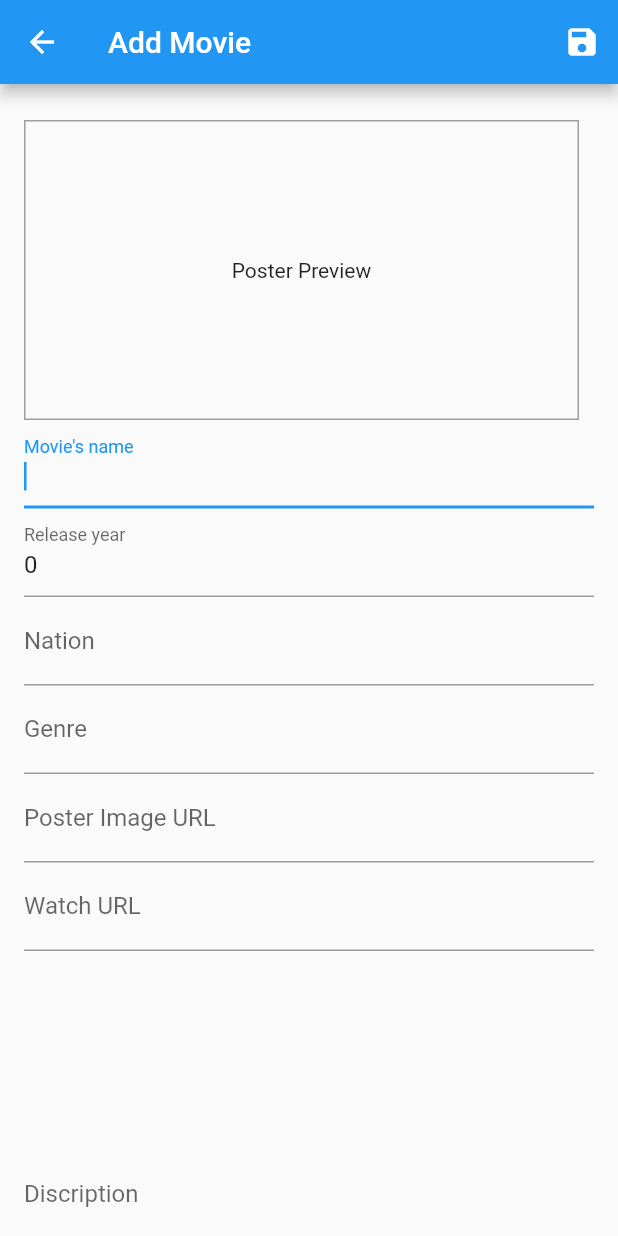
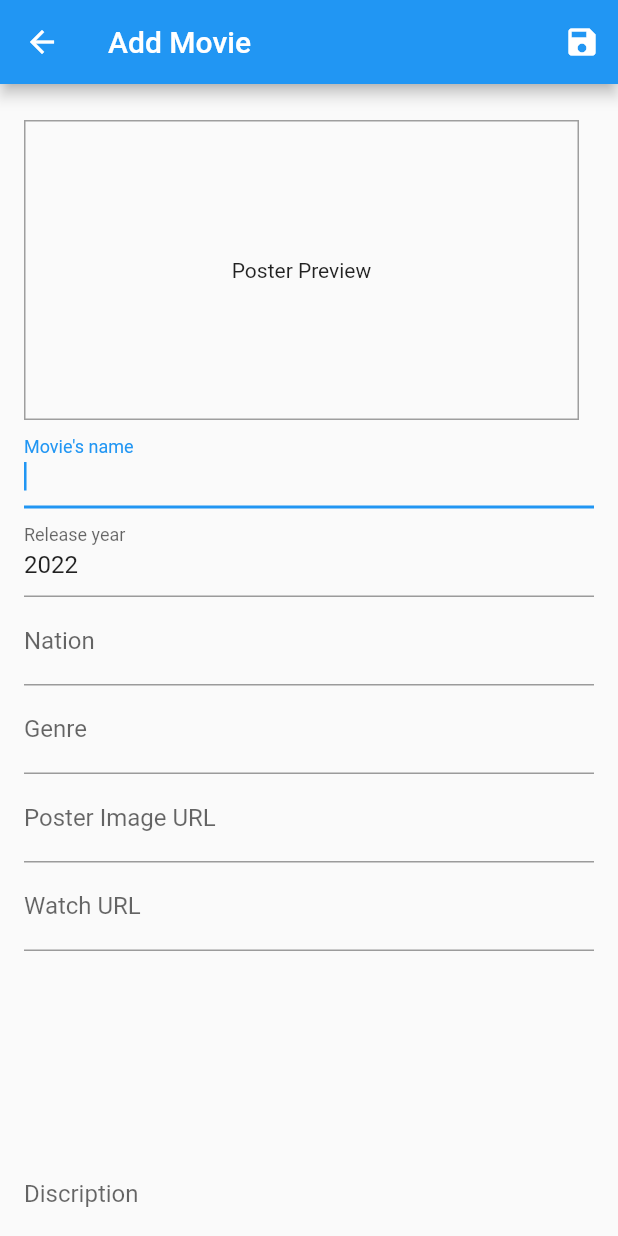
Before and after one commit to nttrung-vn/MovieSpaceApp, a Flutter app: the EditMovieScreen screen opened by its route, on a phone screen of 412 x 824 dp. Run offline on Flutter 3.47's test engine with Material 2 defaults, Android fonts, the phone set to English and light mode, and no system bars; network calls fail.

Commit message:
Chinh sua default date in Add Movie

```diff
--- a/lib/ui/movies/edit_movie_screen.dart
+++ b/lib/ui/movies/edit_movie_screen.dart
@@ -20,7 +20,7 @@ class EditMovieScreen extends StatefulWidget {
         genre: '',
         posterUrl: '',
         watchUrl: '',
-        year: 0,
+        year: DateTime.now().year.toInt(),
       );
     } else {
       this.movie = movie;
```
